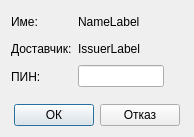
Above: src/View/Widgets/PinPromptDialog.ui from thefinalcutbg/DinoDent before the change. Below: the same form after it.
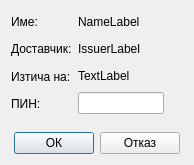
That is the form after the change.

Commit message: pin dialog shows expiery date

Patch:
```diff
--- a/src/View/Widgets/PinPromptDialog.ui
+++ b/src/View/Widgets/PinPromptDialog.ui
@@ -7,7 +7,7 @@
     <x>0</x>
     <y>0</y>
     <width>194</width>
-    <height>137</height>
+    <height>165</height>
    </rect>
   </property>
   <property name="windowTitle">
@@ -57,6 +57,13 @@
          </property>
         </widget>
        </item>
+       <item>
+        <widget class="QLabel" name="label_4">
+         <property name="text">
+          <string>Изтича на:</string>
+         </property>
+        </widget>
+       </item>
        <item>
         <widget class="QLabel" name="label">
          <property name="text">
@@ -94,6 +101,19 @@
          </property>
         </widget>
        </item>
+       <item>
+        <widget class="QLabel" name="expieryLabel">
+         <property name="minimumSize">
+          <size>
+           <width>0</width>
+           <height>21</height>
+          </size>
+         </property>
+         <property name="text">
+          <string>TextLabel</string>
+         </property>
+        </widget>
+       </item>
        <item>
         <layout class="QHBoxLayout" name="horizontalLayout">
          <item>
```
The commit also changes 4 other files.
